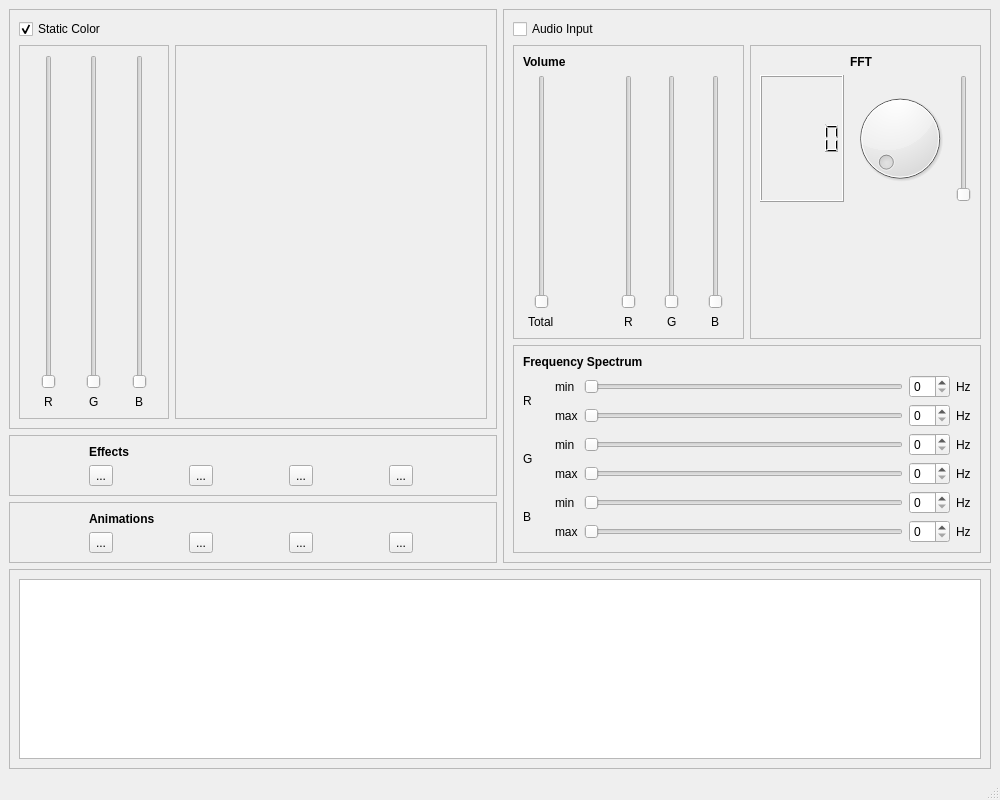
The window that src/gui/mainwindow.ui (bartromgens/ledstripstudio) describes before a commit, drawn with Qt 5.
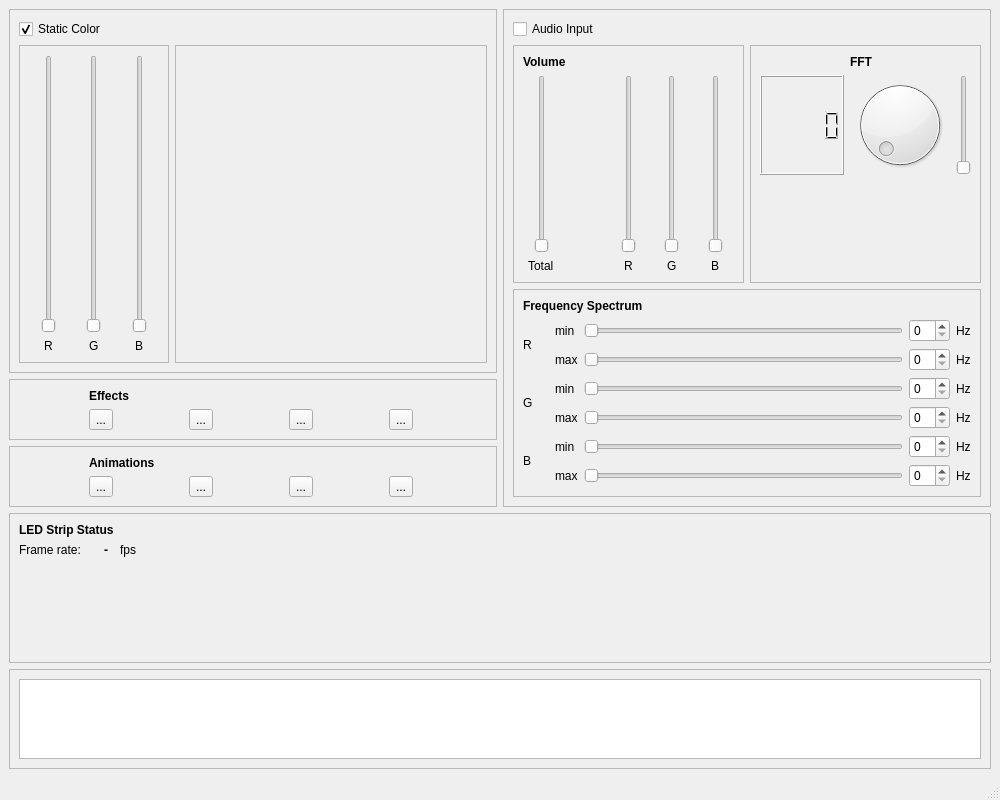
The same window after the commit.

Commit message: Added fps status update and field.

```diff
--- a/src/gui/mainwindow.ui
+++ b/src/gui/mainwindow.ui
@@ -14,9 +14,9 @@
    <string>MainWindow</string>
   </property>
   <widget class="QWidget" name="centralwidget">
-   <layout class="QGridLayout" name="gridLayout_11">
+   <layout class="QGridLayout" name="gridLayout_12">
     <item row="0" column="0">
-     <widget class="QFrame" name="frame">
+     <widget class="QFrame" name="staticFrame">
       <property name="frameShape">
        <enum>QFrame::StyledPanel</enum>
       </property>
@@ -118,7 +118,7 @@
      </widget>
     </item>
     <item row="0" column="1" rowspan="3">
-     <widget class="QFrame" name="frameAudioInput">
+     <widget class="QFrame" name="audioInputFrame">
       <property name="frameShape">
        <enum>QFrame::StyledPanel</enum>
       </property>
@@ -551,11 +551,94 @@
      </widget>
     </item>
     <item row="3" column="0" colspan="2">
+     <widget class="QFrame" name="statusFrame">
+      <property name="maximumSize">
+       <size>
+        <width>16777215</width>
+        <height>150</height>
+       </size>
+      </property>
+      <property name="frameShape">
+       <enum>QFrame::StyledPanel</enum>
+      </property>
+      <property name="frameShadow">
+       <enum>QFrame::Raised</enum>
+      </property>
+      <layout class="QGridLayout" name="gridLayout_11">
+       <item row="1" column="0">
+        <widget class="QLabel" name="label_26">
+         <property name="text">
+          <string>&lt;html&gt;&lt;head/&gt;&lt;body&gt;&lt;p&gt;Frame rate:&lt;/p&gt;&lt;/body&gt;&lt;/html&gt;</string>
+         </property>
+        </widget>
+       </item>
+       <item row="1" column="1" alignment="Qt::AlignRight">
+        <widget class="QLabel" name="fpsLcd">
+         <property name="minimumSize">
+          <size>
+           <width>10</width>
+           <height>0</height>
+          </size>
+         </property>
+         <property name="font">
+          <font>
+           <pointsize>9</pointsize>
+          </font>
+         </property>
+         <property name="text">
+          <string>&lt;html&gt;&lt;head/&gt;&lt;body&gt;&lt;p&gt;&lt;span style=&quot; font-size:9pt; font-weight:600;&quot;&gt;-&lt;/span&gt;&lt;/p&gt;&lt;/body&gt;&lt;/html&gt;</string>
+         </property>
+        </widget>
+       </item>
+       <item row="2" column="1">
+        <spacer name="verticalSpacer_2">
+         <property name="orientation">
+          <enum>Qt::Vertical</enum>
+         </property>
+         <property name="sizeHint" stdset="0">
+          <size>
+           <width>20</width>
+           <height>40</height>
+          </size>
+         </property>
+        </spacer>
+       </item>
+       <item row="0" column="0" colspan="2">
+        <widget class="QLabel" name="label_8">
+         <property name="text">
+          <string>&lt;html&gt;&lt;head/&gt;&lt;body&gt;&lt;p&gt;&lt;span style=&quot; font-weight:600;&quot;&gt;LED Strip Status&lt;/span&gt;&lt;/p&gt;&lt;/body&gt;&lt;/html&gt;</string>
+         </property>
+        </widget>
+       </item>
+       <item row="0" column="3" rowspan="2">
+        <spacer name="horizontalSpacer">
+         <property name="orientation">
+          <enum>Qt::Horizontal</enum>
+         </property>
+         <property name="sizeHint" stdset="0">
+          <size>
+           <width>40</width>
+           <height>20</height>
+          </size>
+         </property>
+        </spacer>
+       </item>
+       <item row="1" column="2">
+        <widget class="QLabel" name="label_28">
+         <property name="text">
+          <string>&lt;html&gt;&lt;head/&gt;&lt;body&gt;&lt;p&gt;fps&lt;/p&gt;&lt;/body&gt;&lt;/html&gt;</string>
+         </property>
+        </widget>
+       </item>
+      </layout>
+     </widget>
+    </item>
+    <item row="4" column="0" colspan="2">
      <widget class="QScrollArea" name="scrollArea">
       <property name="maximumSize">
        <size>
         <width>16777215</width>
-        <height>200</height>
+        <height>100</height>
        </size>
       </property>
       <property name="widgetResizable">
@@ -567,7 +650,7 @@
          <x>0</x>
          <y>0</y>
          <width>986</width>
-         <height>194</height>
+         <height>94</height>
         </rect>
        </property>
        <layout class="QGridLayout" name="gridLayout_10">
```
Left out of the diff: 14 changed lines with no effect on the pictures. The commit also changes 9 other files.
